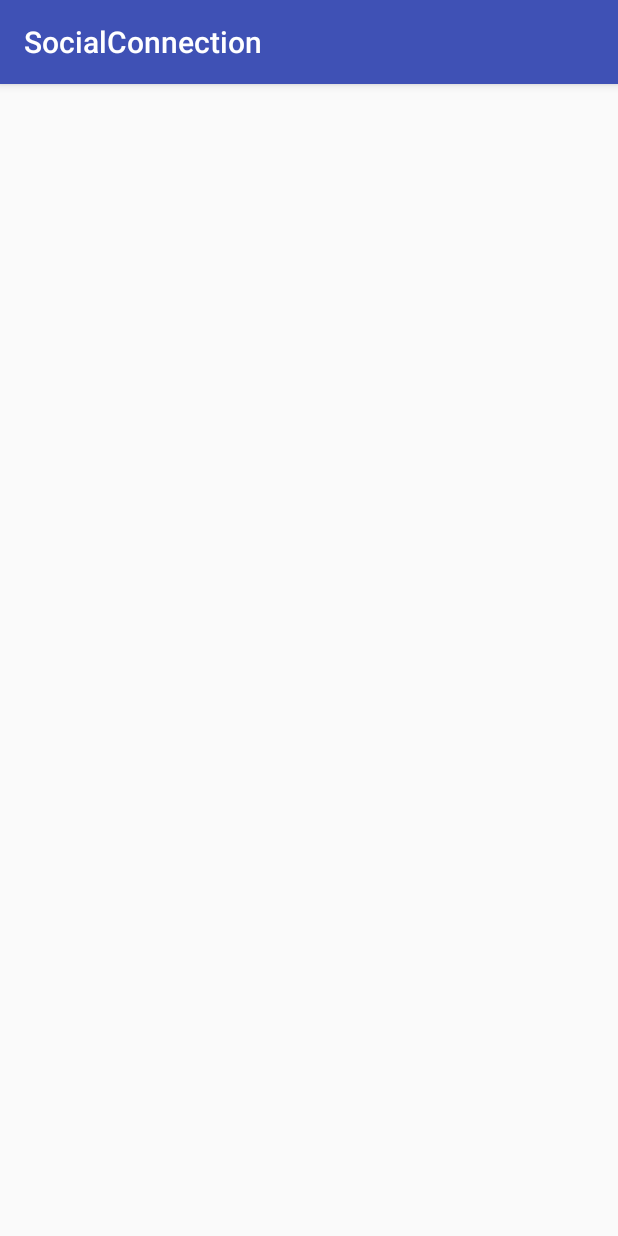
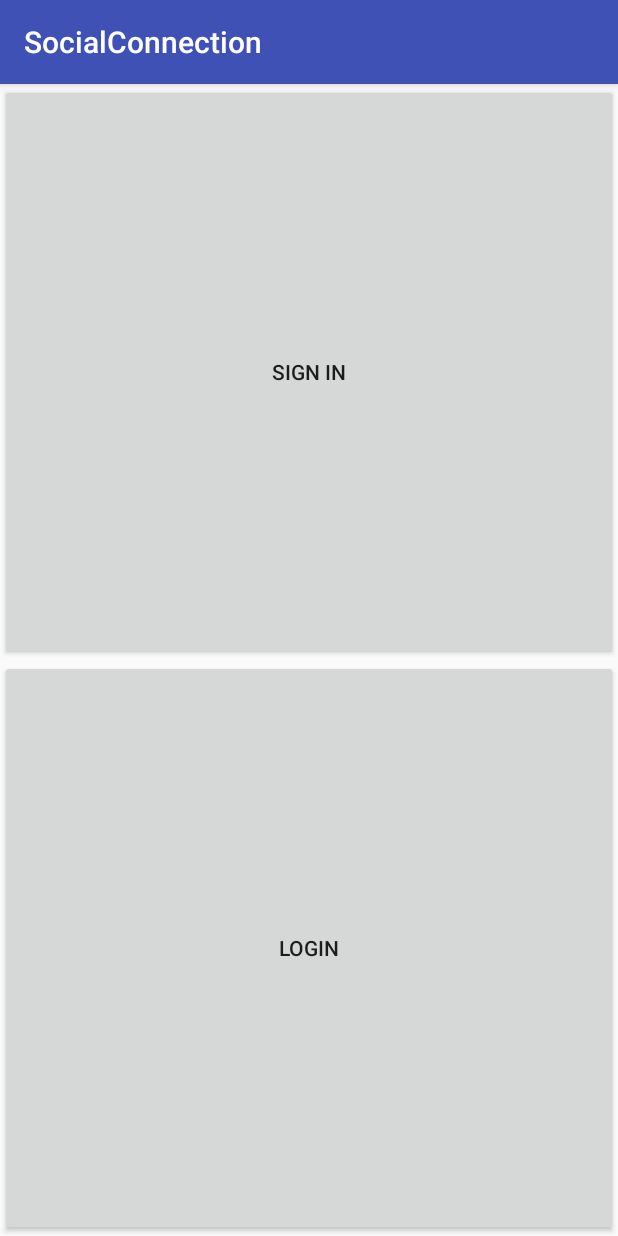
Before and after one commit to JonsQu/SocialConnection, an Android app: the screen it shows after launch (MainActivity), on a phone screen of 412 x 824 dp. Run offline under Robolectric (Android 15) with nearby library versions, the phone set to English and light mode, and no system bars.

Commit message:
Modify activity_main: added buttons Sign in and Login

```diff
--- a/app/src/main/res/layout/activity_main.xml
+++ b/app/src/main/res/layout/activity_main.xml
@@ -4,7 +4,21 @@
     xmlns:tools="http://schemas.android.com/tools"
     android:layout_width="match_parent"
     android:layout_height="match_parent"
-    tools:context=".MainActivity">
-
+    tools:context=".MainActivity"
+    android:orientation="vertical">
+    <Button
+        android:id="@+id/signIn"
+        android:text="Sign in"
+        android:onClick="signIn"
+        android:layout_width="match_parent"
+        android:layout_height="wrap_content"
+        android:layout_weight="1" />
+    <Button
+        android:id="@+id/login"
+        android:text="Login"
+        android:onClick="login"
+        android:layout_width="match_parent"
+        android:layout_height="wrap_content"
+        android:layout_weight="1" />
 
 </LinearLayout>
```
